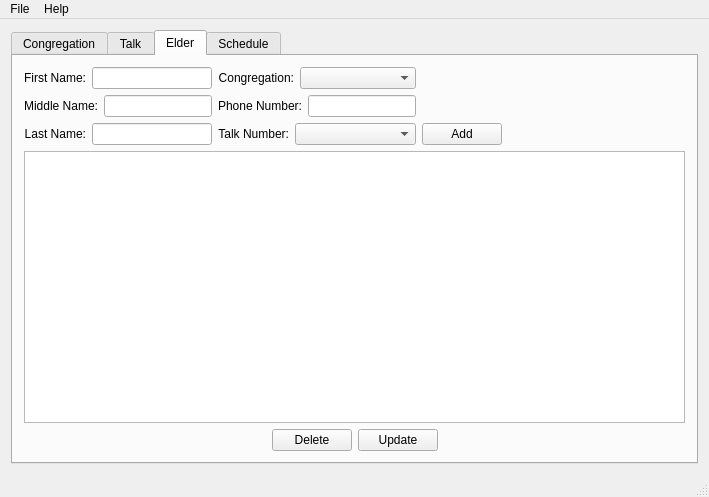
mikiTesf/pts-cp, file pts/mainwindow.ui: the form before one commit.
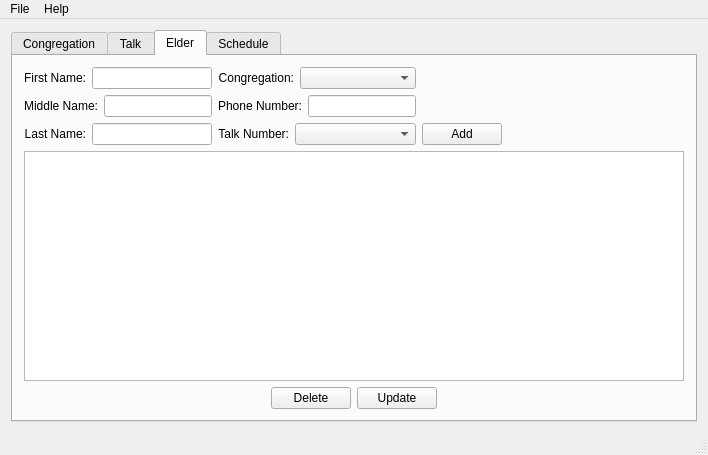
The form after the commit. The open tabs and pages were chosen to show the change.

Patch:
```diff
--- a/pts/mainwindow.ui
+++ b/pts/mainwindow.ui
@@ -6,8 +6,8 @@
    <rect>
     <x>0</x>
     <y>0</y>
-    <width>709</width>
-    <height>497</height>
+    <width>708</width>
+    <height>455</height>
    </rect>
   </property>
   <property name="windowTitle">
@@ -269,6 +269,9 @@
        <layout class="QVBoxLayout" name="verticalLayout_8">
         <item>
          <layout class="QHBoxLayout" name="horizontalLayout_6">
+          <property name="sizeConstraint">
+           <enum>QLayout::SetNoConstraint</enum>
+          </property>
           <property name="rightMargin">
            <number>0</number>
           </property>
@@ -548,7 +551,7 @@
     <rect>
      <x>0</x>
      <y>0</y>
-     <width>709</width>
+     <width>708</width>
      <height>20</height>
     </rect>
    </property>
```
Left out of the diff: 38 changed lines with no effect on the pictures.
